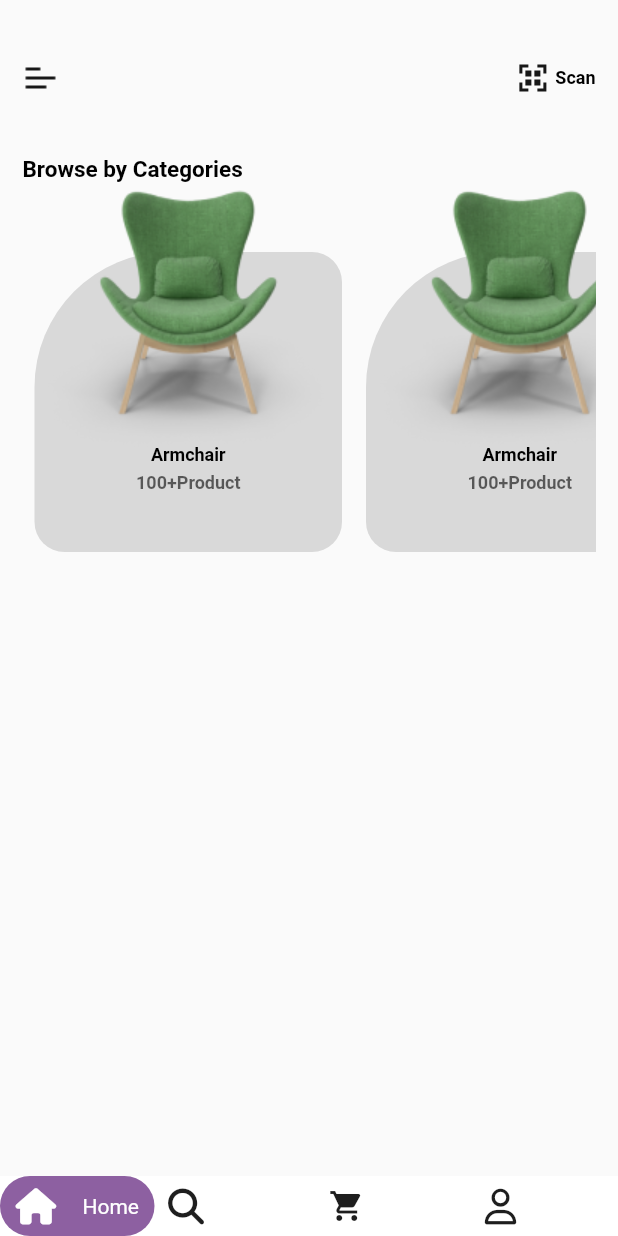
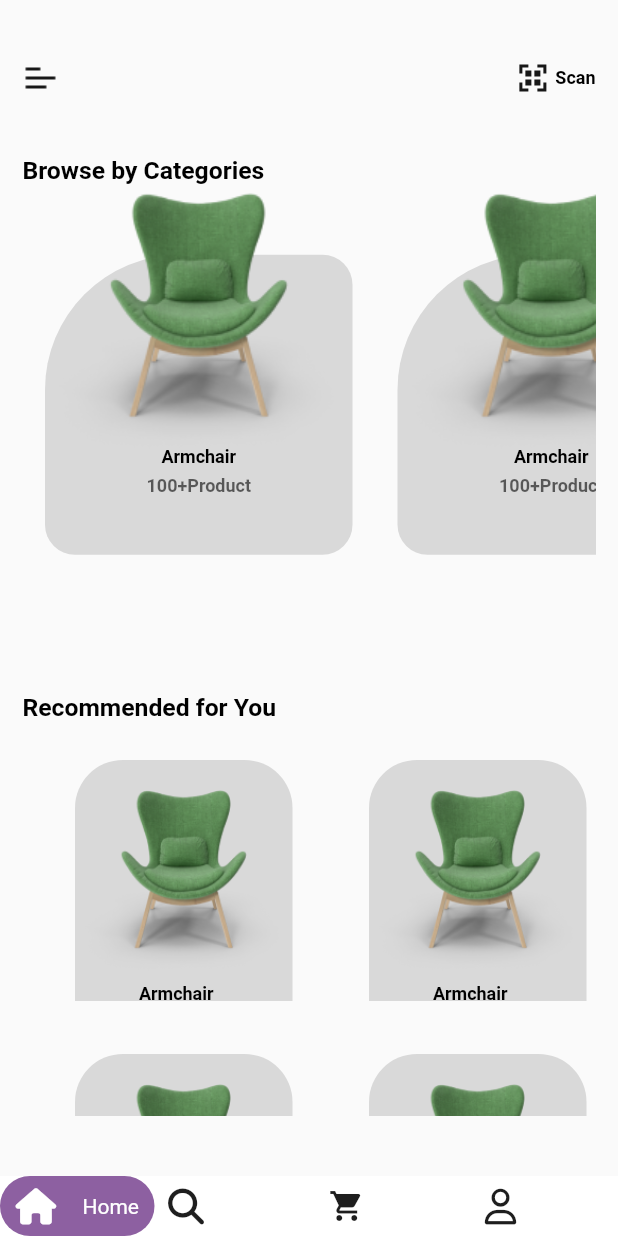
Before and after one commit to Alyaatalaat28/Home-style, a Flutter app: the screen it shows after launch, on a phone screen of 412 x 824 dp. Run offline on Flutter 3.47's test engine with Material 2 defaults, Android fonts, the phone set to English and light mode, and no system bars; our stand-ins replace flutter_bloc, font_awesome_flutter, go_router.

Commit message:
product item

```diff
--- /dev/null
+++ b/lib/core/widgets/divider_line.dart
@@ -0,0 +1,18 @@
+import 'package:flutter/material.dart';
+import 'package:home_style/core/utils/constants.dart';
+
+class DividerLine extends StatelessWidget {
+  const DividerLine({super.key});
+
+  @override
+  Widget build(BuildContext context) {
+    return Padding(
+      padding:  EdgeInsets.zero,
+      child: Container(
+        width:1,
+        height:1,
+        color:stackColor,
+      ),
+    );
+  }
+}
--- a/lib/features/home/presentation/views/widgets/categoris_list_view.dart
+++ b/lib/features/home/presentation/views/widgets/categoris_list_view.dart
@@ -10,10 +10,10 @@ class CategorisListView extends StatelessWidget {
       height:MediaQuery.of(context).size.height*0.4,
       child: ListView.builder(
         shrinkWrap: true,
-        physics: BouncingScrollPhysics(),
+        physics:const BouncingScrollPhysics(),
         scrollDirection: Axis.horizontal,
           itemBuilder:((context, index) =>const Padding(
-            padding:  EdgeInsets.symmetric(horizontal:8.0),
+            padding:  EdgeInsets.symmetric(horizontal:15.0,vertical: 0.8),
             child: CategoriesItem(),
           ) ),
           itemCount: 10,
--- /dev/null
+++ b/lib/features/home/presentation/views/widgets/grid_view.dart
@@ -0,0 +1,28 @@
+import 'package:flutter/material.dart';
+import 'package:home_style/features/home/presentation/views/widgets/product_item.dart';
+
+class ProductGridView extends StatelessWidget {
+  const ProductGridView({Key? key}) : super(key: key);
+
+  @override
+  Widget build(BuildContext context) {
+    return LayoutBuilder(
+      builder: (BuildContext context, BoxConstraints constraints) {
+        const double maxWidth = 600;
+        final int crossAxisCount = constraints.maxWidth < maxWidth ? 2 : 4;
+        final double crossAxisSpacing = constraints.maxWidth < maxWidth ? 10 : 12;
+
+        return GridView.builder(
+          shrinkWrap: true,
+          gridDelegate: SliverGridDelegateWithFixedCrossAxisCount(
+            crossAxisCount: crossAxisCount,
+            crossAxisSpacing: crossAxisSpacing,
+            mainAxisSpacing: 10,
+          ),
+          itemBuilder: (context, index) => const ProductItem(),
+          itemCount: 10,
+        );
+      },
+    );
+  }
+}
--- a/lib/features/home/presentation/views/widgets/home_view_body.dart
+++ b/lib/features/home/presentation/views/widgets/home_view_body.dart
@@ -1,5 +1,5 @@
 import 'package:flutter/material.dart';
-
+import 'package:home_style/features/home/presentation/views/widgets/grid_view.dart';
 import '../../../../../core/utils/style.dart';
 import 'custom_app_bar.dart';
 import 'categoris_list_view.dart';
@@ -13,15 +13,26 @@ class HomeViewBody extends StatelessWidget {
     return  SafeArea(
       child: Padding(
         padding:  const EdgeInsets.symmetric(horizontal:15.0,vertical: 40),
-        child:  Column(
+        child:  SingleChildScrollView(
+          child: Column(
             crossAxisAlignment: CrossAxisAlignment.start,
             children:[
               const CustomAppBar(),
               const SizedBox(height: 40,),
               Text('Browse by Categories',
-            style: AppStyle.textStyle15Black,),
+              style: AppStyle.textStyle15Black.copyWith(
+                fontSize:MediaQuery.of(context).size.width*0.04,
+
+              ),),
               const CategorisListView(),
+               const SizedBox(height: 10,),
+              Text('Recommended for You',
+              style: AppStyle.textStyle15Black.copyWith(
+                fontSize:MediaQuery.of(context).size.width*0.04,
+              ),),
+              const ProductGridView(),
             ]
+          ),
         ),
       ),
     );
--- /dev/null
+++ b/lib/features/home/presentation/views/widgets/product_item.dart
@@ -0,0 +1,63 @@
+import 'package:flutter/material.dart';
+import 'package:home_style/core/utils/constants.dart';
+import 'package:home_style/core/utils/style.dart';
+
+class ProductItem extends StatelessWidget {
+  const ProductItem({super.key});
+
+  @override
+  Widget build(BuildContext context) {
+    return  Stack(
+       alignment: Alignment.center,
+      children: [
+        Positioned(
+        top:25,
+        left:35,
+          child: Align(
+            child: Container(
+              width:145 ,
+              height:200 ,
+              decoration: BoxDecoration(
+                color: stackColor,
+                borderRadius: BorderRadius.circular(32),
+              ),
+            ),
+          ),
+        ),
+      const Positioned(
+        top:0,
+        left:35,
+        child: Align(
+          child: SizedBox(
+            width:145 ,
+            height:209 ,
+            child: Image(
+              image: AssetImage('assets/images/Imput.png'),),
+          ),
+        ),
+      ),
+      Positioned(
+            left:67.5,
+            top:174,
+            child: SizedBox(
+              width:70,
+              height:48,
+              child: Column(
+                crossAxisAlignment: CrossAxisAlignment.center,
+                children: [
+                  Text('Armchair',
+                  style: AppStyle.textStyle12Black),
+                  const SizedBox(height:5,),
+                  Text("100+Product",
+                  style: AppStyle.textStyle12Black.copyWith(
+                    color:buttonColor.withOpacity(0.6 ) ,
+                  )),
+                ],
+              ),
+            ),
+          ),
+
+      ],
+    );
+  }
+}
--- a/lib/features/welcome/preentation/views/widgets/welcomeViewBody.dart
+++ b/lib/features/welcome/preentation/views/widgets/welcomeViewBody.dart
@@ -14,9 +14,9 @@ class WelcomeViewBody extends StatelessWidget {
       child: Column(
         crossAxisAlignment: CrossAxisAlignment.start,
         children: [
-          Text(' Welcome To\n Decorum!',
+          Text(' Welcome To Decorum!',
           style: AppStyle.textStyle.copyWith(
-            fontSize: 40,
+            fontSize: MediaQuery.of(context).size.width*0.1,
           ),
           ),
            const SizedBox(height: 10,),
```
Lines whose indentation alone changed are shown as unchanged.
